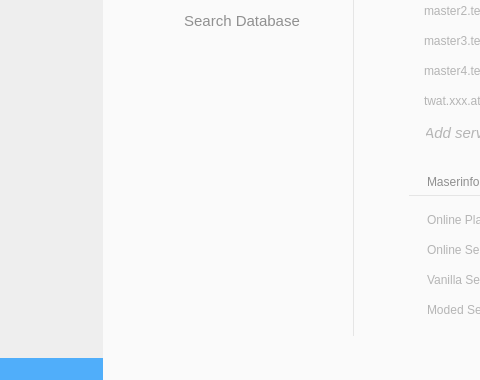
Malekblubb/TWAT-Project, file src/ui/ui_layouts/mainwindow.ui: the form before one commit; both pictures show x 97 to 577 and y 304 to 684 of the 1181 by 684 pixel window.
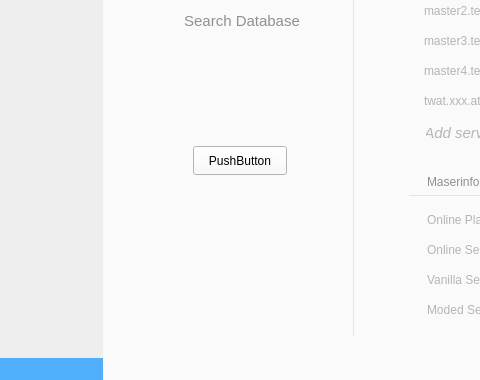
The form after the commit. Icons and pictures are not drawn.

Diff of the .ui file:
```diff
--- a/src/ui/ui_layouts/mainwindow.ui
+++ b/src/ui/ui_layouts/mainwindow.ui
@@ -3076,6 +3076,19 @@
               <bool>true</bool>
              </property>
             </widget>
+            <widget class="QPushButton" name="pushButton_2">
+             <property name="geometry">
+              <rect>
+               <x>90</x>
+               <y>390</y>
+               <width>94</width>
+               <height>29</height>
+              </rect>
+             </property>
+             <property name="text">
+              <string>PushButton</string>
+             </property>
+            </widget>
            </widget>
           </widget>
          </item>
```
